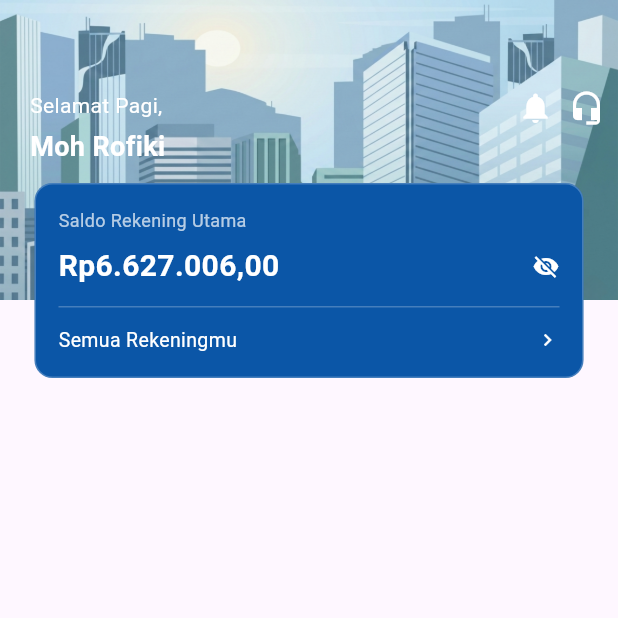
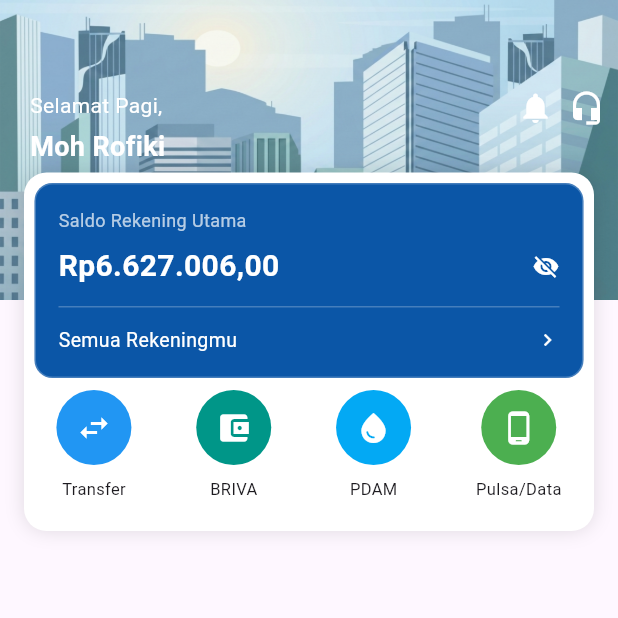
Before and after one commit to fikimlro95-ops/uts-mp-moh-rofiki, a Flutter app: the screen it shows after launch, on a phone screen of 412 x 824 dp, the top half of it. Run offline on Flutter 3.47's test engine with Material 3 defaults, Android fonts, the phone set to English and light mode, and no system bars.

Commit message:
menambakan menu cepat dan box putih

```diff
--- a/lib/main.dart
+++ b/lib/main.dart
@@ -79,6 +79,36 @@
 
             ),
 
+          //MENU CEPAT
+            Positioned(
+              top: 115,
+              left: 16,
+              right: 16,
+              child: Container(
+                  padding: const EdgeInsets.only(top: 145, bottom: 20),
+                  decoration: BoxDecoration(
+                  color: Colors.white,
+                  borderRadius: BorderRadius.circular(15),
+                  boxShadow: const [
+                BoxShadow(
+                    color: Colors.black12,
+                      blurRadius: 10,
+                            ),
+                          ],
+                        ),
+                    child: Row(
+                          mainAxisAlignment: MainAxisAlignment.spaceAround,
+                          children: [
+                            menuatas(Icons.swap_horiz, "Transfer", Colors.blue),
+                            menuatas(Icons.account_balance_wallet, "BRIVA", Colors.teal),
+                            menuatas(Icons.water_drop, "PDAM", Colors.lightBlue),
+                            menuatas(Icons.phone_android, "Pulsa/Data", Colors.green),
+                          ],
+                        ),
+                      ),
+                    ),
+
+            //BOX SALDO
              Positioned(
                top: 122,
                 left: 23,
@@ -142,3 +172,17 @@
     );
   }
 }
+
+ Widget menuatas(IconData icon, String label, Color color) {
+    return Column(
+      children: [
+        CircleAvatar(
+          radius: 25,
+          backgroundColor: color,
+          child: Icon(icon, color: Colors.white),
+        ),
+        const SizedBox(height: 8),
+        Text(label, style: const TextStyle(fontSize: 11)),
+      ],
+    );
+  }
```
